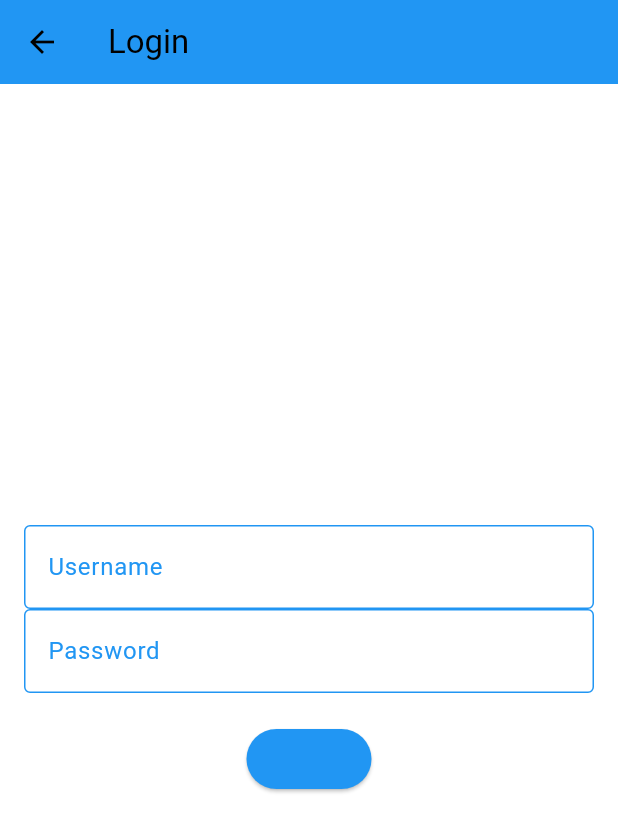
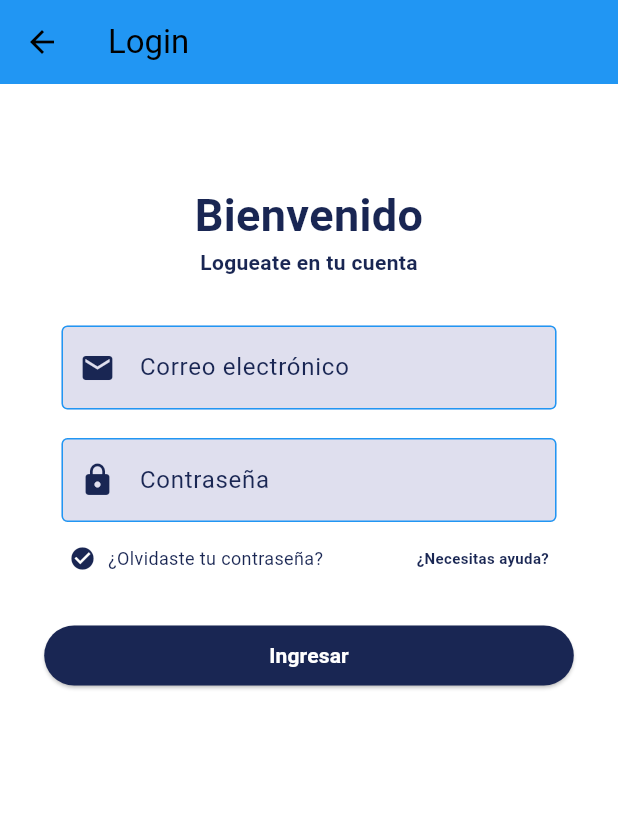
Before and after one commit to lordmacu/sens, a Flutter app: the LoginPage screen opened by its route, on a phone screen of 412 x 824 dp. Shown: the top 832 px of the screen. Run offline on Flutter 3.47's test engine with Material 3 defaults, Android fonts, the phone set to English and light mode, and no system bars; our stand-ins replace connectivity_plus, flutter_local_notifications, get, get_storage, wakelock; missing offline and left inert: flutter_foreground_task, mqtt_client; accounts and stored records are empty.

Commit message:
arreglo estructura getx

```diff
--- a/lib/login/login_page.dart
+++ b/lib/login/login_page.dart
@@ -1,7 +1,11 @@
 import 'package:flutter/material.dart';
 import 'package:get/get.dart';
-
-import '../core/services/auth_service.dart';
+import 'package:sens/core/components/buttons/button.dart';
+import 'package:sens/core/components/icons/logo.dart';
+import 'package:sens/core/components/inputs/input_icon.dart'; // Asegúrate de importar InputIcon si no lo has hecho
+import 'package:sens/apps/apliplast/controllers/login_controller.dart';
+import 'package:sens/core/components/inputs/input_text.dart';
+import 'package:sens/core/services/auth_service.dart';
 
 class LoginPage extends StatelessWidget {
   final TextEditingController usernameController = TextEditingController();
@@ -12,39 +16,89 @@ class LoginPage extends StatelessWidget {
   Widget build(BuildContext context) {
     return Scaffold(
       appBar: AppBar(title: Text('Login')),
-      body: Padding(
+      body: SingleChildScrollView(
+        child: Padding(
           padding: const EdgeInsets.all(16.0),
           child: Column(
             mainAxisAlignment: MainAxisAlignment.center,
             children: [
-            TextField(
-              controller: usernameController,
-              decoration: InputDecoration(labelText: 'Username'),
+              SizedBox(height: 50),
+              Text(
+                'Bienvenido',
+                style: TextStyle(
+                  color: Color.fromARGB(255, 25, 38, 83),
+                  fontSize: 30,
+                  fontWeight: FontWeight.bold,
                 ),
-            TextField(
-              controller: passwordController,
-              decoration: InputDecoration(labelText: 'Password'),
-              obscureText: true,
+                textAlign: TextAlign.center,
               ),
-            SizedBox(height: 20),
+              Text(
+                'Logueate en tu cuenta',
+                style: TextStyle(
+                  color: Color.fromARGB(255, 25, 38, 83),
+                  fontSize: 14,
+                  fontWeight: FontWeight.bold,
+                ),
+                textAlign: TextAlign.center,
+              ),
+              SizedBox(height: 32),
+              InputGeneral(icon: Icons.email, text: 'Correo electrónico'), // Utiliza InputIcon para el correo electrónico
+              SizedBox(height: 19),
+              InputGeneral(icon: Icons.lock, text: 'Contraseña'), // Utiliza InputIcon para la contraseña
+              SizedBox(height: 15),
+              Padding(
+                padding: const EdgeInsets.symmetric(horizontal: 30),
+                child: Row(
+                  children: [
+                    Icon(
+                      Icons.check_circle,
+                      color: Color.fromARGB(255, 25, 38, 83),
+                      size: 18,
+                    ),
+                    SizedBox(width: 8),
+                    Text(
+                      '¿Olvidaste tu contraseña?',
+                      style: TextStyle(
+                        color: Color.fromARGB(255, 25, 38, 83),
+                        fontSize: 12,
+                      ),
+                    ),
+                    Spacer(),
+                    Text(
+                      '¿Necesitas ayuda?',
+                      style: TextStyle(
+                        color: Color.fromARGB(255, 25, 38, 83),
+                        fontWeight: FontWeight.bold,
+                        fontSize: 10,
+                      ),
+                    ),
+                  ],
+                ),
+              ),
+              SizedBox(height: 32),
              Obx(() {
-              if (authService.isLoggedIn.value) {
+                final authService = Get.find<AuthService>();
+                if (authService == null || authService.isLoggedIn.value) {
                   return CircularProgressIndicator();
                 } else {
-                return ElevatedButton(
-                  onPressed: () async {
-                    try {
-                      await authService.login(
-                          usernameController.text, passwordController.text);
-                    } catch (e) {
-                      Get.snackbar('Error', 'Failed to login');
-                    }
-                  },
-                  child: Text('Login'),
+                  return ButtonGeneral(
+                    text: 'Ingresar',
+                    colorValue: Color.fromARGB(255, 25, 38, 83),
+                    fontSize: 14,
+                   // onPressed: () async {
+                      //try {
+                      //  await authService.login(
+                      //      usernameController.text, passwordController.text);
+                     // } catch (e) {
+                     //   Get.snackbar('Error', 'Failed to login');
+                     // }
+                   // },
                   );
                 }
               }),
+              SizedBox(height: 50),
             ],
+          ),
         ),
       ),
     );
```
Also changed, not shown: lib/apps/apliplast/views/login/login_page.dart (deleted, +0 -89 lines). Lines whose indentation alone changed are shown as unchanged.
